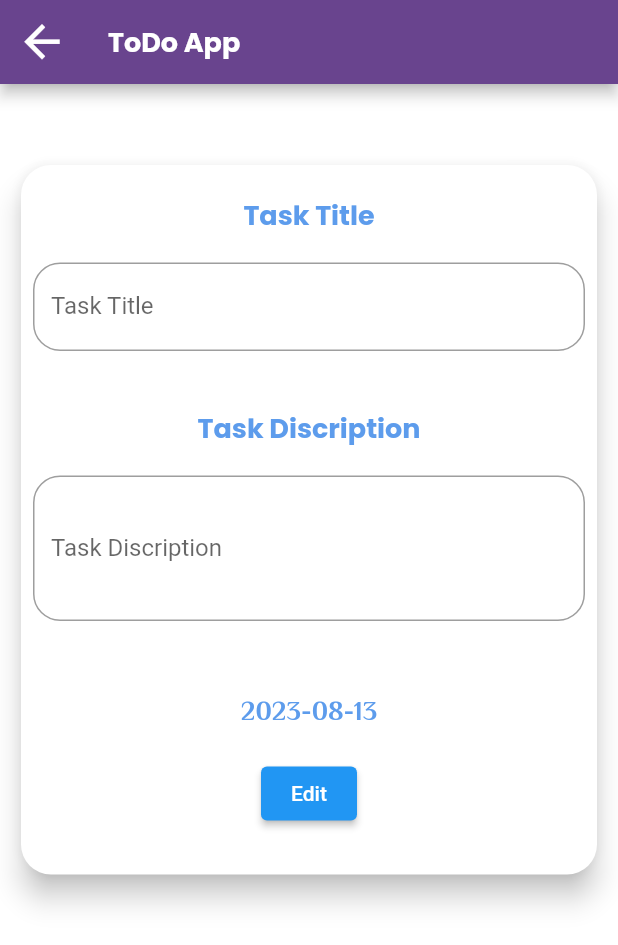
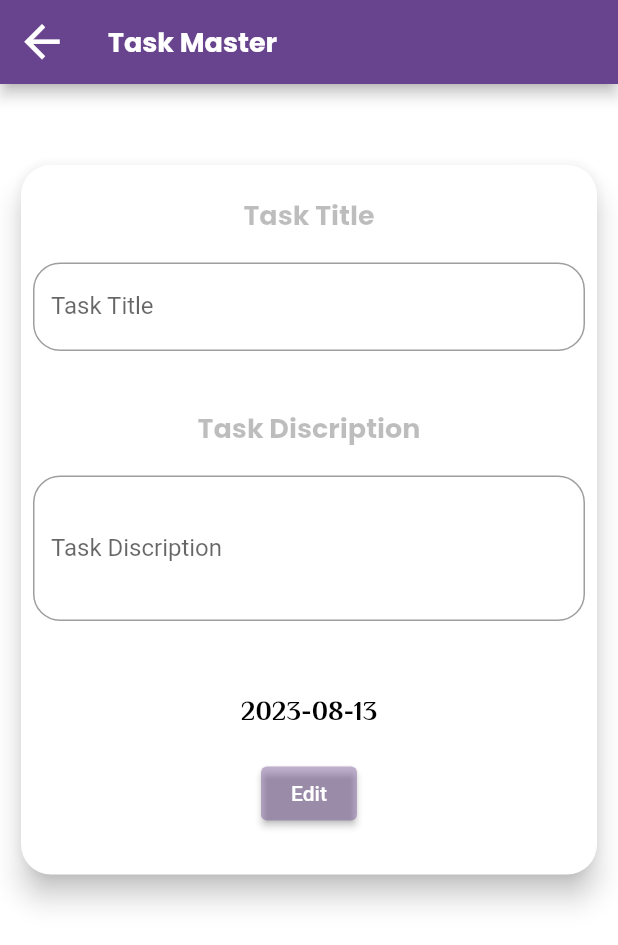
Before and after one commit to MaryamMansour/task-master, a Flutter app: the EditScreen screen opened directly with empty values, after a tap on "Edit", on a phone screen of 412 x 824 dp. Shown: the top 945 px of the screen. Run offline on Flutter 3.47's test engine with Material 2 defaults, Android fonts, the phone set to English and light mode, and no system bars; our stand-ins replace cloud_firestore, date_picker_timeline, firebase_auth, firebase_core, flutter_slidable, google_fonts; accounts and stored records are empty.

Commit message:
add screenShots

```diff
--- a/lib/screens/edit_screen.dart
+++ b/lib/screens/edit_screen.dart
@@ -29,7 +29,7 @@ class _EditScreenState extends State<EditScreen> {
     return Scaffold(
       appBar: AppBar(
         title: Text(
-          "ToDo App",
+          "Task Master",
           style: Theme.of(context).textTheme.bodyLarge!.copyWith(color: Colors.white),
         ),
       ),
@@ -48,7 +48,8 @@ class _EditScreenState extends State<EditScreen> {
               children: [
                 SizedBox(height: 20,),
                 Text("Task Title", style: Theme.of(context).textTheme
-                  .bodyLarge,),
+                  .bodyLarge!.copyWith(
+                    color: Colors.black26),),
                 SizedBox(height: 10,),
                 Padding(
                   padding: const EdgeInsets.all(8.0),
@@ -71,7 +72,9 @@ class _EditScreenState extends State<EditScreen> {
                 ),
                 SizedBox(height: 30,),
                 Text("Task Discription", style: Theme.of(context).textTheme
-                    .bodyLarge,),
+                    .bodyLarge!.copyWith(
+                    color: Colors.black26
+                )),
                 SizedBox(height: 10,),
                 Padding(
                   padding: const EdgeInsets.all(8.0),
@@ -98,10 +101,13 @@ class _EditScreenState extends State<EditScreen> {
                   onTap: (){
                   chooseDate(context);
                   },
-                    child: Text(selected.toString().substring(0,10))),
+                    child: Text(selected.toString().substring(0,10), style: TextStyle(color: Colors.black),)),
                 SizedBox(height: 15,),
 
-                ElevatedButton(onPressed: (){
+                ElevatedButton(
+                    style: ElevatedButton.styleFrom(
+                      primary: darkPurple2,),
+                    onPressed: (){
 
                 TaskModel task= TaskModel(
                   userId: FirebaseAuth.instance.currentUser!.uid,
--- a/lib/screens/widgets/show_add_task_bottom_sheet.dart
+++ b/lib/screens/widgets/show_add_task_bottom_sheet.dart
@@ -98,10 +98,13 @@ class _showAddTaskBottomSheetState extends State<showAddTaskBottomSheet> {
                 chooseDate(context);
               },
                 child: Text(selected.toString().substring(0,10),
-                  textAlign: TextAlign.center,)),
+                  textAlign: TextAlign.center,
+                style: TextStyle(color: Colors.black))),
             Container(
               width: MediaQuery.of(context).size.width*.5,
                 child: ElevatedButton(
+                    style: ElevatedButton.styleFrom(
+                      primary: darkPurple2,),
                     onPressed: (){
                       if (formKey.currentState!.validate()){
                         TaskModel task= TaskModel(
```
Also changed, not shown: lib/images/add.jpeg (added), lib/images/edit.jpeg (added), lib/images/list.jpeg (added), lib/images/login.jpeg (added), lib/images/signup.jpeg (added), lib/images/slide.jpeg (added).
